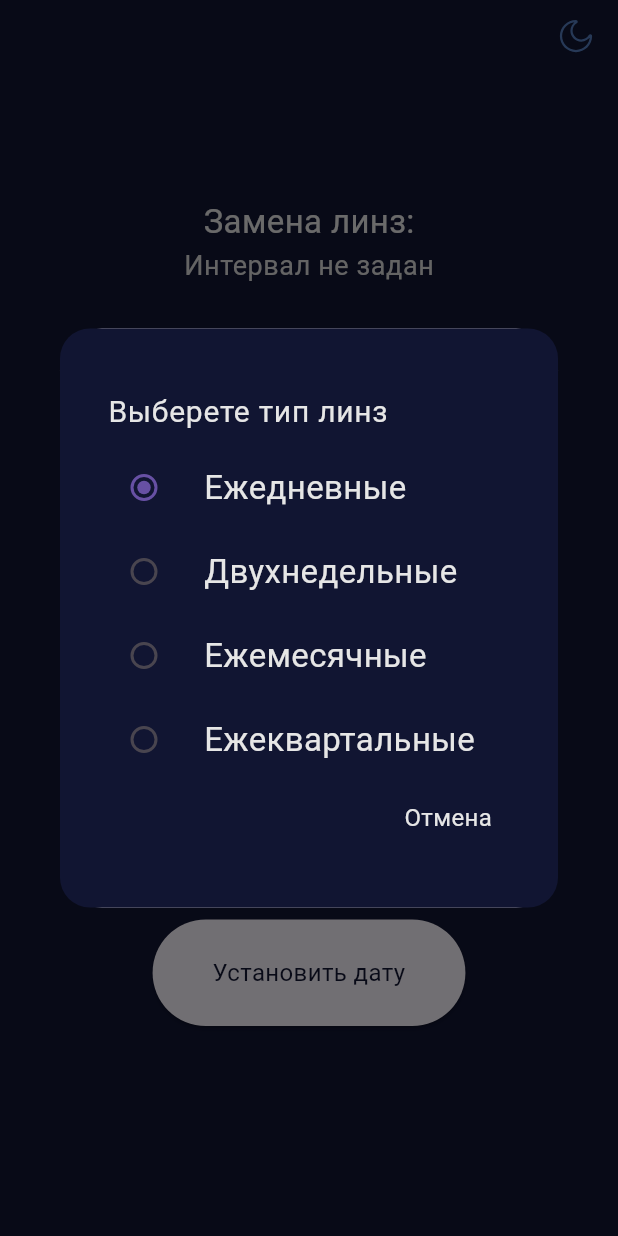
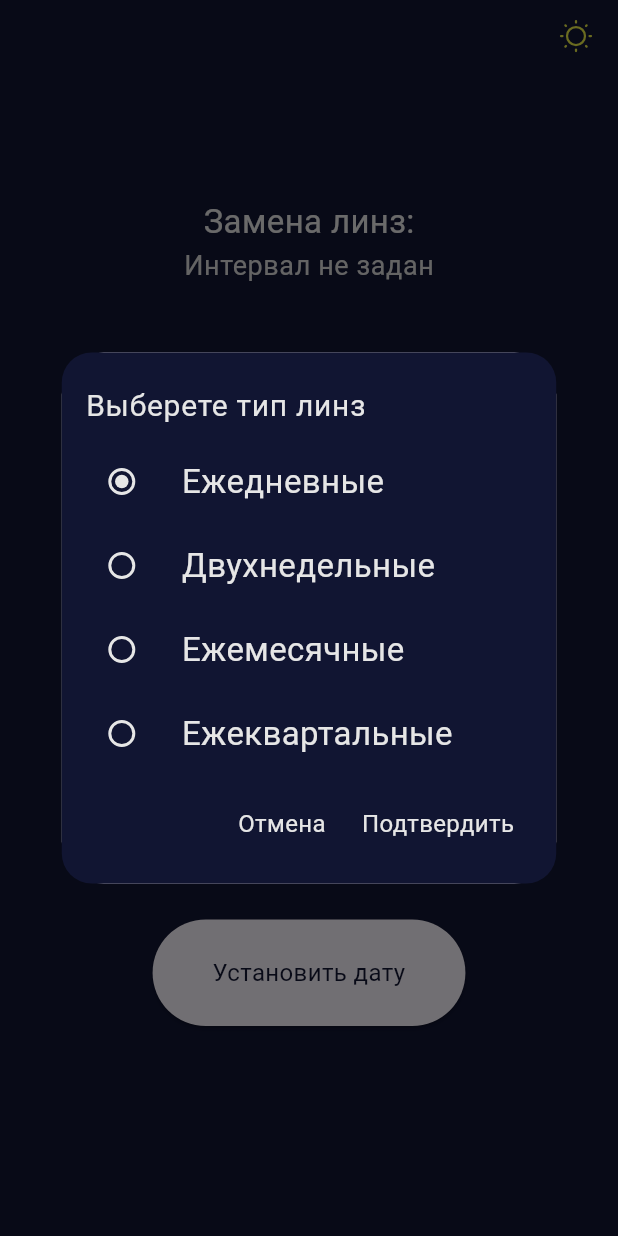
Before and after one commit to CactuZzRm/lens_notification_app_v2, a Flutter app: the screen it shows after launch, after a tap on "Установить дату", on a phone screen of 412 x 824 dp. Run offline on Flutter 3.47's test engine with Material 3 defaults, Android fonts, the light colour scheme and no system bars; our stand-ins replace adaptive_theme, bloc, flutter_bloc, flutter_svg, go_router.

Commit message:
add date and lens type pick logic

```diff
--- a/lib/app.dart
+++ b/lib/app.dart
@@ -4,6 +4,7 @@
 
 import 'config/router/router.dart';
 import 'config/themes/themes.dart';
+import 'pages/dialog_handler/cubit/dialog_handler_cubit.dart';
 import 'pages/home_page/bloc/home_page_bloc.dart';
 import 'theme_cubit.dart';
 
@@ -20,6 +21,7 @@
         providers: [
           // Cubits
           BlocProvider(create: (context) => ThemeCubit()),
+          BlocProvider(create: (context) => DialogHandlerCubit()),
 
           // BloC
           BlocProvider(create: (context) => HomePageBloc()),
--- a/lib/config/router/router.dart
+++ b/lib/config/router/router.dart
@@ -7,7 +7,7 @@
   routes: [
     GoRoute(
       path: '/',
-      builder: (context, state) => HomePage(),
+      builder: (context, state) => const SplashPage(),
     ),
     GoRoute(
       path: '/homePage',
--- a/lib/config/themes/themes.dart
+++ b/lib/config/themes/themes.dart
@@ -4,19 +4,18 @@
   scaffoldBackgroundColor: const Color.fromRGBO(17, 21, 50, 1),
 
   primaryColor: const Color.fromRGBO(223, 223, 223, 1),
-  backgroundColor: Colors.red,
-  textTheme: TextTheme(
+  textTheme: const TextTheme(
     bodySmall: TextStyle(
       fontSize: 12,
-      color: const Color.fromRGBO(218, 218, 218, 1),
+      color: Color.fromRGBO(218, 218, 218, 1),
     ),
     bodyMedium: TextStyle(
       fontSize: 14,
-      color: const Color.fromRGBO(230, 230, 230, 1),
+      color: Color.fromRGBO(230, 230, 230, 1),
     ),
     bodyLarge: TextStyle(
       fontSize: 20,
-      color: const Color.fromRGBO(230, 230, 230, 1),
+      color: Color.fromRGBO(230, 230, 230, 1),
     ),
   ),
 );
--- /dev/null
+++ b/lib/constants/lens_types.dart
@@ -0,0 +1,6 @@
+List<String> lensTypes = [
+  'Ежедневные',
+  'Двухнедельные',
+  'Ежемесячные',
+  'Ежеквартальные',
+];
--- /dev/null
+++ b/lib/pages/dialog_handler/cubit/dialog_handler_cubit.dart
@@ -0,0 +1,12 @@
+import 'package:bloc/bloc.dart';
+import 'package:meta/meta.dart';
+
+import '../dialog_handler.dart';
+
+part 'dialog_handler_state.dart';
+
+class DialogHandlerCubit extends Cubit<DialogHandlerState> {
+  DialogHandlerCubit() : super(DialogHandlerInitial());
+
+  final DialogHandler dialogHandler = DialogHandler();
+}
--- /dev/null
+++ b/lib/pages/dialog_handler/cubit/dialog_handler_state.dart
@@ -0,0 +1,6 @@
+part of 'dialog_handler_cubit.dart';
+
+@immutable
+sealed class DialogHandlerState {}
+
+final class DialogHandlerInitial extends DialogHandlerState {}
--- /dev/null
+++ b/lib/pages/dialog_handler/dialog_handler.dart
@@ -0,0 +1,24 @@
+import 'package:flutter/material.dart';
+import 'package:lens_notification_app/pages/home_page/components/datepicker_dialog_window.dart';
+
+import '../home_page/components/lens_type_dialog_window.dart';
+
+class DialogHandler {
+  showLensTypeDialog(BuildContext context) {
+    return showDialog(
+      context: context,
+      builder: (context) => const Dialog(
+        child: LensTypeDialogWindow(),
+      ),
+    );
+  }
+
+  showDatePickerDialog(BuildContext context) {
+    return showDialog(
+      context: context,
+      builder: (context) => const Dialog(
+        child: DatepickerDialogWindow(),
+      ),
+    );
+  }
+}
--- a/lib/pages/home_page/bloc/home_page_bloc.dart
+++ b/lib/pages/home_page/bloc/home_page_bloc.dart
@@ -1,5 +1,4 @@
 import 'package:bloc/bloc.dart';
-import 'package:meta/meta.dart';
 
 part 'home_page_event.dart';
 part 'home_page_state.dart';
@@ -7,15 +6,34 @@
 class HomePageBloc extends Bloc<HomePageEvent, HomePageState> {
   HomePageBloc() : super(HomePageLoading()) {
     on<HomePageInitEvent>((event, emit) {
-      DateTime? date = null;
-      emit(HomePageInitial(date: date));
+      DateTime? date;
+      int? lensType = 0;
+
+      emit(HomePageInitial(date: date, lensType: lensType));
     });
   }
 
   double angle = 360;
 
+  DateTime? tempDate = DateTime.now();
+  int tempLensTypeIndex = 0;
+
+  void setDate(DateTime date) {
+    tempDate = date;
+    emit(HomePageInitial(lensType: (state as HomePageInitial).lensType, date: (state as HomePageInitial).date));
+  }
+
+  void setLensType(int typeIndex) {
+    tempLensTypeIndex = typeIndex;
+    emit(HomePageInitial(lensType: tempLensTypeIndex, date: (state as HomePageInitial).date));
+  }
+
+  void confirmDateAndLens() {
+    emit(HomePageInitial(date: tempDate, lensType: tempLensTypeIndex));
+  }
+
   void flipIcon() {
     angle != 0 ? angle = 0 : angle = 720;
-    emit(HomePageInitial());
+    emit(HomePageInitial(lensType: (state as HomePageInitial).lensType));
   }
 }
--- a/lib/pages/home_page/bloc/home_page_state.dart
+++ b/lib/pages/home_page/bloc/home_page_state.dart
@@ -7,6 +7,7 @@
 
 class HomePageInitial extends HomePageState {
   final DateTime? date;
+  final int lensType;
 
-  HomePageInitial({this.date});
+  HomePageInitial({this.date, required this.lensType});
 }
--- a/lib/pages/home_page/components/appbar.dart
+++ b/lib/pages/home_page/components/appbar.dart
@@ -30,14 +30,15 @@
                       builder: (context, value, child) => Transform.rotate(
                         angle: value * math.pi / 180,
                         child: AnimatedCrossFade(
+                          alignment: Alignment.center,
                           duration: const Duration(milliseconds: 800),
                           firstChild: SvgPicture.asset(
+                            'assets/icons/svg/moon.svg',
+                            color: const Color.fromRGBO(84, 125, 189, 1),
+                          ),
+                          secondChild: SvgPicture.asset(
                             'assets/icons/svg/sun2.svg',
                             color: const Color.fromRGBO(230, 233, 70, 1),
-                          ),
-                          secondChild: SvgPicture.asset(
-                            'assets/icons/svg/moon.svg',
-                            color: const Color.fromRGBO(84, 125, 189, 1),
                           ),
                           crossFadeState: (context.watch<ThemeCubit>().state as ThemeInitial).isDarkTheme
                               ? CrossFadeState.showFirst
@@ -49,7 +50,6 @@
                     onPressed: () {
                       context.read<ThemeCubit>().changeTheme(context);
                       context.read<HomePageBloc>().flipIcon();
-                      // context.read<HomePageBloc>().changeIcon();
                     },
                     // onPressed: () => print('bup'),
                   );
--- /dev/null
+++ b/lib/pages/home_page/components/dialog_buttons.dart
@@ -0,0 +1,30 @@
+import 'package:flutter/material.dart';
+import 'package:go_router/go_router.dart';
+
+class DialogButtons extends StatelessWidget {
+  const DialogButtons({super.key, this.acceptButtonOnPressed, this.cancelButtonOnPressed});
+
+  final Function()? acceptButtonOnPressed;
+  final Function()? cancelButtonOnPressed;
+
+  @override
+  Widget build(BuildContext context) {
+    final theme = Theme.of(context);
+
+    return Row(
+      mainAxisAlignment: MainAxisAlignment.end,
+      children: [
+        TextButton(
+          onPressed: cancelButtonOnPressed ?? () => context.pop(),
+          style: const ButtonStyle(tapTargetSize: MaterialTapTargetSize.shrinkWrap),
+          child: Text('Отмена', style: theme.textTheme.bodyMedium!.copyWith(fontSize: 16)),
+        ),
+        TextButton(
+          onPressed: acceptButtonOnPressed,
+          style: const ButtonStyle(tapTargetSize: MaterialTapTargetSize.shrinkWrap),
+          child: Text('Подтвердить', style: theme.textTheme.bodyMedium!.copyWith(fontSize: 16)),
+        ),
+      ],
+    );
+  }
+}
--- a/lib/pages/home_page/components/dialog_selectable_element.dart
+++ b/lib/pages/home_page/components/dialog_selectable_element.dart
@@ -1,6 +1,7 @@
-import 'package:flutter/cupertino.dart';
 import 'package:flutter/material.dart';
-import 'package:go_router/go_router.dart';
+import 'package:flutter_bloc/flutter_bloc.dart';
+
+import '../bloc/home_page_bloc.dart';
 
 class DialogSelectableElement extends StatelessWidget {
   const DialogSelectableElement({
@@ -16,42 +17,22 @@
   Widget build(BuildContext context) {
     final theme = Theme.of(context);
 
+    return BlocBuilder<HomePageBloc, HomePageState>(
+      builder: (context, state) {
         return ListTile(
           contentPadding: const EdgeInsets.all(0),
-      // onTap: () => context.pop(),
-      onTap: () => showCupertinoModalPopup<void>(
-        context: context,
-        builder: (BuildContext context) => Container(
-          height: MediaQuery.of(context).size.height * 0.3,
-          decoration: BoxDecoration(
-            color: theme.scaffoldBackgroundColor,
-            borderRadius: const BorderRadius.only(topLeft: Radius.circular(20), topRight: Radius.circular(20)),
-          ),
-          child: CupertinoTheme(
-            data: CupertinoThemeData(
-              textTheme: CupertinoTextThemeData(
-                dateTimePickerTextStyle: TextStyle(
-                  fontSize: 24,
-                  color: theme.textTheme.bodyMedium!.color,
-                ),
-              ),
-            ),
-            child: CupertinoDatePicker(
-              initialDateTime: DateTime.now(),
-              mode: CupertinoDatePickerMode.date,
-              onDateTimeChanged: (DateTime newDate) {
-                // setState(() => date = newDate);
+          onTap: () {
+            context.read<HomePageBloc>().setLensType(value);
           },
-            ),
-          ),
-        ),
-      ),
           leading: Radio(
             value: value,
-        groupValue: 0,
+            groupValue: (context.watch<HomePageBloc>().state as HomePageInitial).lensType,
+            fillColor: MaterialStateProperty.all(theme.textTheme.bodyMedium!.color),
             onChanged: (value) {},
           ),
           title: Text(text, style: theme.textTheme.bodyMedium!.copyWith(fontSize: 22)),
         );
+      },
+    );
   }
 }
--- a/lib/pages/home_page/components/end_date_widget.dart
+++ b/lib/pages/home_page/components/end_date_widget.dart
@@ -1,5 +1,7 @@
 import 'package:flutter/material.dart';
 import 'package:flutter_bloc/flutter_bloc.dart';
+
+import 'package:intl/intl.dart';
 
 import '../bloc/home_page_bloc.dart';
 
@@ -9,6 +11,7 @@
   @override
   Widget build(BuildContext context) {
     final theme = Theme.of(context);
+
     return BlocBuilder<HomePageBloc, HomePageState>(
       builder: (context, state) {
         final bool isDateSet = (context.watch<HomePageBloc>().state as HomePageInitial).date != null;
@@ -19,7 +22,7 @@
             const SizedBox(height: 2),
             Text(
               isDateSet
-                  ? (context.watch<HomePageBloc>().state as HomePageInitial).date.toString()
+                  ? DateFormat('dd:MM:yyyy').format((context.watch<HomePageBloc>().state as HomePageInitial).date!)
                   : 'Интервал не задан',
               style: theme.textTheme.bodySmall!.copyWith(fontSize: 18),
             ),
--- a/lib/pages/home_page/components/lens_type_dialog_window.dart
+++ b/lib/pages/home_page/components/lens_type_dialog_window.dart
@@ -1,7 +1,13 @@
 import 'package:flutter/material.dart';
-import 'package:go_router/go_router.dart';
+import 'package:flutter_bloc/flutter_bloc.dart';
 
+import '../../../constants/lens_types.dart';
+import '../../dialog_handler/cubit/dialog_handler_cubit.dart';
+import '../bloc/home_page_bloc.dart';
+import 'dialog_buttons.dart';
 import 'dialog_selectable_element.dart';
+
+GlobalKey lensTypeDialogGlobalKey = GlobalKey();
 
 class LensTypeDialogWindow extends StatelessWidget {
   const LensTypeDialogWindow({
@@ -12,7 +18,10 @@
   Widget build(BuildContext context) {
     final theme = Theme.of(context);
 
+    return BlocBuilder<HomePageBloc, HomePageState>(
+      builder: (context, state) {
         return Container(
+          key: lensTypeDialogGlobalKey,
           width: MediaQuery.of(context).size.width * 0.8,
           padding: const EdgeInsets.symmetric(vertical: 20, horizontal: 16),
           decoration: BoxDecoration(
@@ -25,21 +34,19 @@
             children: [
               Text('Выберете тип линз', style: theme.textTheme.bodyLarge),
               const SizedBox(height: 8),
-          const DialogSelectableElement(text: 'Ежедневные', value: 0),
-          const DialogSelectableElement(text: 'Двухнедельные', value: 1),
-          const DialogSelectableElement(text: 'Ежемесячные', value: 2),
-          const DialogSelectableElement(text: 'Ежеквартальные', value: 3),
-          const SizedBox(height: 4),
-          Align(
-            alignment: Alignment.centerRight,
-            child: TextButton(
-              style: const ButtonStyle(tapTargetSize: MaterialTapTargetSize.shrinkWrap),
-              child: Text('Отмена', style: theme.textTheme.bodyMedium!.copyWith(fontSize: 16)),
-              onPressed: () => context.pop(),
-            ),
+              DialogSelectableElement(text: lensTypes[0], value: 0),
+              DialogSelectableElement(text: lensTypes[1], value: 1),
+              DialogSelectableElement(text: lensTypes[2], value: 2),
+              DialogSelectableElement(text: lensTypes[3], value: 3),
+              const SizedBox(height: 12),
+              DialogButtons(
+                acceptButtonOnPressed: () =>
+                    context.read<DialogHandlerCubit>().dialogHandler.showDatePickerDialog(context),
               ),
             ],
           ),
         );
+      },
+    );
   }
 }
--- a/lib/pages/home_page/components/set_date_button.dart
+++ b/lib/pages/home_page/components/set_date_button.dart
@@ -1,9 +1,8 @@
 import 'package:flutter/material.dart';
 import 'package:flutter_bloc/flutter_bloc.dart';
-import 'package:go_router/go_router.dart';
 
+import '../../dialog_handler/cubit/dialog_handler_cubit.dart';
 import '../bloc/home_page_bloc.dart';
-import 'lens_type_dialog_window.dart';
 
 class SetDateButton extends StatelessWidget {
   const SetDateButton({super.key});
@@ -14,32 +13,25 @@
 
     return BlocBuilder<HomePageBloc, HomePageState>(
       builder: (context, state) {
+        return BlocBuilder<DialogHandlerCubit, DialogHandlerState>(
+          builder: (context, state) {
             return ElevatedButton(
-          // onPressed: () => showDialog(context: context, builder: (context) => const Dialog(child: LensTypeDialogWindow())),
-          onPressed: () => showDialog(
-            context: context,
-            builder: (context) => Dialog(
-              child: Container(
-                decoration: BoxDecoration(
-                  color: theme.scaffoldBackgroundColor,
-                  borderRadius: BorderRadius.circular(20),
-                ),
-                padding: const EdgeInsets.symmetric(vertical: 20, horizontal: 16),
-                child: const LensTypeDialogWindow(),
-              ),
-            ),
-          ),
+              onPressed: () => context.read<DialogHandlerCubit>().dialogHandler.showLensTypeDialog(context),
               style: ElevatedButton.styleFrom(
                 tapTargetSize: MaterialTapTargetSize.shrinkWrap,
                 padding: const EdgeInsets.symmetric(vertical: 24, horizontal: 40),
               ),
               child: Text(
-            (context.watch<HomePageBloc>().state as HomePageInitial).date != null ? 'Изменить дату' : 'Установить дату',
+                (context.watch<HomePageBloc>().state as HomePageInitial).date != null
+                    ? 'Изменить дату'
+                    : 'Установить дату',
                 textAlign: TextAlign.center,
                 style: theme.textTheme.bodyMedium!.copyWith(fontSize: 16, color: const Color.fromRGBO(17, 21, 50, 1)),
               ),
             );
           },
         );
+      },
+    );
   }
 }
--- a/lib/pages/splash_page/splash_page.dart
+++ b/lib/pages/splash_page/splash_page.dart
@@ -17,8 +17,11 @@
 
   @override
   Widget build(BuildContext context) {
-    return const Material(
-      child: SafeArea(
+    final theme = Theme.of(context);
+
+    return Material(
+      color: theme.scaffoldBackgroundColor,
+      child: const SafeArea(
         child: Column(
           mainAxisAlignment: MainAxisAlignment.spaceAround,
           children: [
--- a/pubspec.yaml
+++ b/pubspec.yaml
@@ -40,6 +40,8 @@
   flutter_svg: ^2.0.10+1
   flutter_bloc: ^8.1.5
   bloc: ^8.1.4
+  intl: ^0.19.0
+  meta: ^1.11.0
 
 dev_dependencies:
   flutter_test:
```
Also changed, not shown: lib/pages/home_page/components/datepicker_dialog_window.dart (added, +42 -0 lines), lib/pages/home_page/components/styled_date_picker_widget.dart (added, +32 -0 lines), lib/pages/home_page/components/date_dialog_window.dart (deleted), pubspec.lock. Lines whose indentation alone changed are shown as unchanged.
